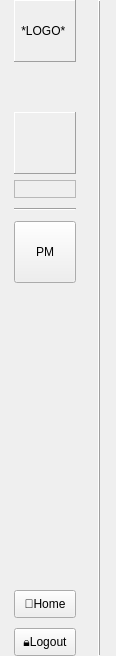
Before: the Qt Designer form windows/project_management/workspace.ui in sensehawk/qgis_plugin, drawn with Qt 5.
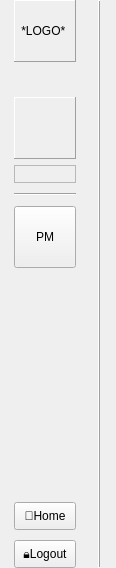
After: the same form once the commit is applied.

Commit message: widget hide on clicking the parent button

Diff of the .ui file:
```diff
--- a/windows/project_management/workspace.ui
+++ b/windows/project_management/workspace.ui
@@ -7,7 +7,7 @@
     <x>0</x>
     <y>0</y>
     <width>116</width>
-    <height>656</height>
+    <height>568</height>
    </rect>
   </property>
   <property name="windowTitle">
@@ -76,7 +76,7 @@
        <property name="sizeHint" stdset="0">
         <size>
          <width>52</width>
-         <height>40</height>
+         <height>25</height>
         </size>
        </property>
       </spacer>
@@ -195,6 +195,9 @@
        <property name="text">
         <string>PM</string>
        </property>
+       <property name="checkable">
+        <bool>true</bool>
+       </property>
        <property name="flat">
         <bool>false</bool>
        </property>
@@ -243,6 +246,9 @@
        <property name="text">
         <string>🏡Home</string>
        </property>
+       <property name="checkable">
+        <bool>false</bool>
+       </property>
       </widget>
      </item>
      <item>
@@ -268,6 +274,12 @@
        <property name="text">
         <string>🔒Logout</string>
        </property>
+       <property name="checkable">
+        <bool>false</bool>
+       </property>
+       <property name="checked">
+        <bool>false</bool>
+       </property>
       </widget>
      </item>
     </layout>
```
The commit also changes 2 other files.
